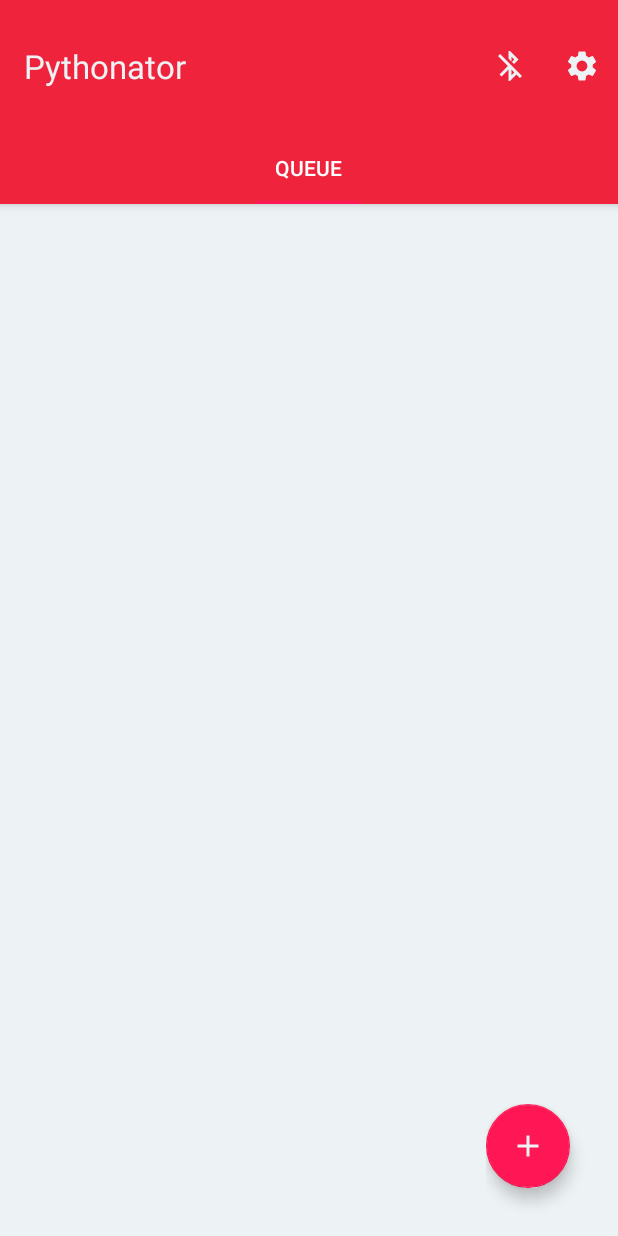
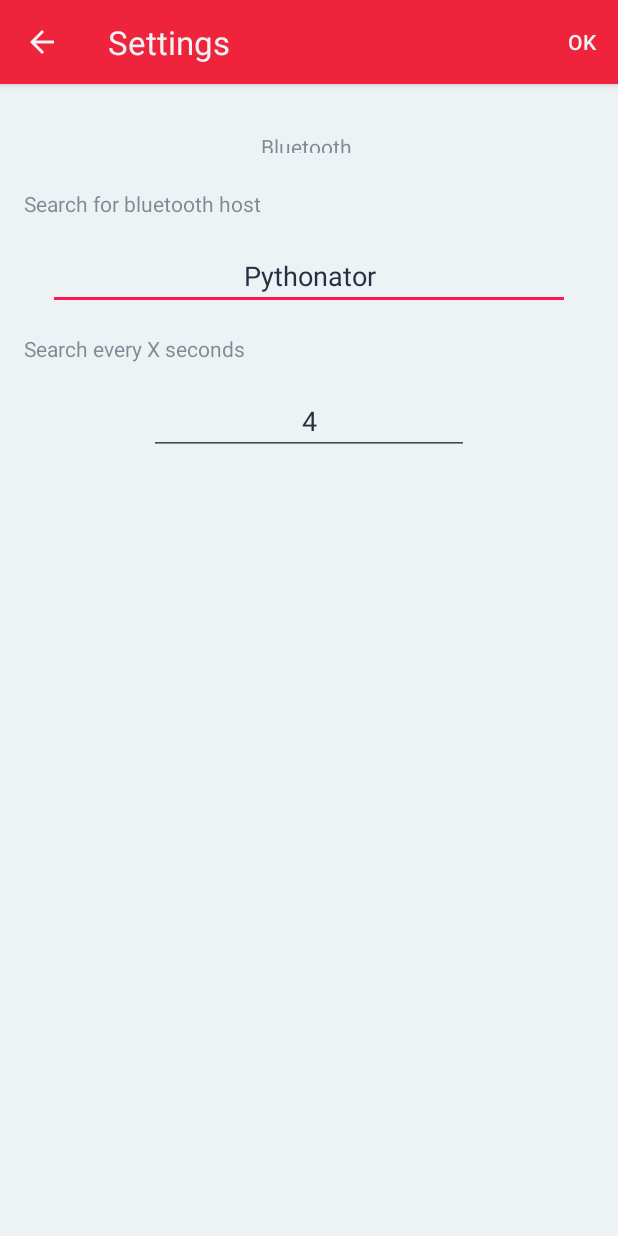
Before and after one commit to Sebastiaan-Alvarez-Rodriguez/Pythonator, an Android app: the screen it shows after launch (MainActivity before the commit, SettingsActivity after it), after a tap on "settings", on a phone screen of 412 x 824 dp. Run offline under Robolectric (Android 15) with nearby library versions, the phone set to English and light mode, and no system bars.

Commit message:
Added UI logic for icon for 'host not in range'. Created settingsActivity

```diff
--- a/app/app/src/main/AndroidManifest.xml
+++ b/app/app/src/main/AndroidManifest.xml
@@ -26,6 +26,7 @@
                 <category android:name="android.intent.category.LAUNCHER" />
             </intent-filter>
         </activity>
+        <activity android:name=".ui.settings.SettingsActivity" />
     </application>
 
 </manifest>
--- a/app/app/src/main/java/com/python/pythonator/backend/bluetooth/connectListener.java
+++ b/app/app/src/main/java/com/python/pythonator/backend/bluetooth/connectListener.java
@@ -1,8 +1,29 @@
 package com.python.pythonator.backend.bluetooth;
 
 public interface connectListener {
+
+    /**
+     * Called when bluetooth is off
+     */
     void noBluetooth();
+
+    /**
+     * Called when bluetooth host is not found
+     */
+    void notFound();
+
+    /**
+     * Called when connection failed, even though bluetooth is on and the device is found
+     */
+    void notConnected();
+
+    /**
+     * Called when established connection with bluetooth host
+     */
     void isConnected();
+
+    /**
+     * Called when working on connection
+     */
     void isPending();
-    void notConnected();
 }
--- a/app/app/src/main/java/com/python/pythonator/ui/main/MainActivity.java
+++ b/app/app/src/main/java/com/python/pythonator/ui/main/MainActivity.java
@@ -18,6 +18,7 @@ import com.python.pythonator.R;
 import com.python.pythonator.backend.bluetooth.BluetoothServer;
 import com.python.pythonator.backend.bluetooth.connectListener;
 import com.python.pythonator.ui.main.view.SectionsPagerAdapter;
+import com.python.pythonator.ui.settings.SettingsActivity;
 
 public class MainActivity extends AppCompatActivity implements TabLayout.OnTabSelectedListener, connectListener {
     private View view;
@@ -62,8 +63,8 @@ public class MainActivity extends AppCompatActivity implements TabLayout.OnTabSe
     public boolean onOptionsItemSelected(MenuItem item) {
         switch (item.getItemId()) {
             case R.id.main_menu_settings:
-//                intent = new Intent(this, SettingsActivity.class);
-//                startActivity(intent);
+                Intent intent = new Intent(this, SettingsActivity.class);
+                startActivity(intent);
                 break;
             case R.id.main_menu_bluetooth:
                 break;
@@ -98,6 +99,16 @@ public class MainActivity extends AppCompatActivity implements TabLayout.OnTabSe
     }
 
     @Override
+    public void notFound() {
+        runOnUiThread(() -> bluetooth_search.setIcon(R.drawable.ic_out_of_range));
+    }
+
+    @Override
+    public void notConnected() {
+        runOnUiThread(() -> bluetooth_search.setIcon(R.drawable.ic_bluetooth_disabled));
+    }
+
+    @Override
     public void isConnected() {
         runOnUiThread(() -> bluetooth_search.setIcon(R.drawable.ic_bluetooth_connected));
     }
@@ -105,11 +116,6 @@ public class MainActivity extends AppCompatActivity implements TabLayout.OnTabSe
     @Override
     public void isPending() {
         runOnUiThread(() -> bluetooth_search.setIcon(R.drawable.ic_bluetooth_searching));
-    }
-
-    @Override
-    public void notConnected() {
-        runOnUiThread(() -> bluetooth_search.setIcon(R.drawable.ic_bluetooth_disabled));
     }
 
     @Override
--- /dev/null
+++ b/app/app/src/main/java/com/python/pythonator/ui/settings/SettingsActivity.java
@@ -0,0 +1,100 @@
+package com.python.pythonator.ui.settings;
+
+import android.content.SharedPreferences;
+import android.graphics.PorterDuff;
+import android.graphics.drawable.Drawable;
+import android.os.Bundle;
+import android.preference.PreferenceManager;
+import android.view.Menu;
+import android.view.MenuItem;
+import android.widget.EditText;
+
+import androidx.annotation.Nullable;
+import androidx.appcompat.app.ActionBar;
+import androidx.appcompat.app.AppCompatActivity;
+import androidx.appcompat.widget.Toolbar;
+
+import com.python.pythonator.R;
+
+public class SettingsActivity extends AppCompatActivity {
+    private EditText bluetooth_host, bluetooth_search;
+    private SharedPreferences preferences;
+
+    @Override
+    protected void onCreate(@Nullable Bundle savedInstanceState) {
+        super.onCreate(savedInstanceState);
+        setContentView(R.layout.activity_settings);
+        findGlobalViews();
+        setupActionBar();
+        setValues();
+    }
+
+    private void findGlobalViews() {
+        bluetooth_host = findViewById(R.id.settings_bluetooth_host);
+        bluetooth_search = findViewById(R.id.settings_bluetooth_search);
+    }
+
+    private void setValues() {
+        preferences = PreferenceManager.getDefaultSharedPreferences(this);
+
+        String bluetooth_hostname = preferences.getString("bluetooth_host", "Pythonator");
+        bluetooth_host.setText(bluetooth_hostname);
+        int bluetooth_search_secs = preferences.getInt("bluetooth_search", 4);
+        bluetooth_search.setText(String.valueOf(bluetooth_search_secs));
+    }
+
+    private void setupActionBar() {
+        Toolbar myToolbar = findViewById(R.id.settings_toolbar);
+        setSupportActionBar(myToolbar);
+
+        ActionBar actionbar = getSupportActionBar();
+        if (actionbar != null) {
+            actionbar.setTitle("Settings");
+            actionbar.setDisplayHomeAsUpEnabled(true);
+            Drawable icon = myToolbar.getNavigationIcon();
+            if (icon != null) {
+                icon.setColorFilter(getResources().getColor(R.color.colorWindowBackground, null), PorterDuff.Mode.SRC_IN);
+                myToolbar.setNavigationIcon(icon);
+            }
+        }
+    }
+
+    private boolean checkValues() {
+        String new_host = bluetooth_host.getText().toString();
+        int new_time = Integer.parseInt(bluetooth_search.getText().toString());
+
+        if (new_host.length() == 0)
+            return false;
+
+        return new_time >= 2;
+    }
+
+    @Override
+    public boolean onOptionsItemSelected(MenuItem item) {
+        switch (item.getItemId()) {
+            case android.R.id.home:
+                finish();
+                break;
+            case R.id.menu_ok:
+                if (checkValues()) {
+                    String new_host = bluetooth_host.getText().toString();
+                    int new_time = Integer.parseInt(bluetooth_search.getText().toString());
+
+                    SharedPreferences.Editor editor = preferences.edit();
+
+                    editor.putString("bluetooth_host", new_host);
+                    editor.putInt("bluetooth_search", new_time);
+                    editor.apply();
+                    finish();
+                }
+                break;
+        }
+        return super.onOptionsItemSelected(item);
+    }
+
+    @Override
+    public boolean onCreateOptionsMenu(Menu menu) {
+        getMenuInflater().inflate(R.menu.menu_ok, menu);
+        return true;
+    }
+}
--- /dev/null
+++ b/app/app/src/main/res/drawable/ic_out_of_range.xml
@@ -0,0 +1,10 @@
+<vector xmlns:android="http://schemas.android.com/apk/res/android"
+    android:width="24dp"
+    android:height="24dp"
+    android:viewportWidth="24.0"
+    android:viewportHeight="24.0"
+    android:tint="@color/colorWindowBackground">
+    <path
+        android:fillColor="#FF000000"
+        android:pathData="M17.56,14.24c0.28,-0.69 0.44,-1.45 0.44,-2.24 0,-3.31 -2.69,-6 -6,-6 -0.79,0 -1.55,0.16 -2.24,0.44l1.62,1.62c0.2,-0.03 0.41,-0.06 0.62,-0.06 2.21,0 4,1.79 4,4 0,0.21 -0.02,0.42 -0.05,0.63l1.61,1.61zM12,4c4.42,0 8,3.58 8,8 0,1.35 -0.35,2.62 -0.95,3.74l1.47,1.47C21.46,15.69 22,13.91 22,12c0,-5.52 -4.48,-10 -10,-10 -1.91,0 -3.69,0.55 -5.21,1.47l1.46,1.46C9.37,4.34 10.65,4 12,4zM3.27,2.5L2,3.77l2.1,2.1C2.79,7.57 2,9.69 2,12c0,3.7 2.01,6.92 4.99,8.65l1,-1.73C5.61,17.53 4,14.96 4,12c0,-1.76 0.57,-3.38 1.53,-4.69l1.43,1.44C6.36,9.68 6,10.8 6,12c0,2.22 1.21,4.15 3,5.19l1,-1.74c-1.19,-0.7 -2,-1.97 -2,-3.45 0,-0.65 0.17,-1.25 0.44,-1.79l1.58,1.58L10,12c0,1.1 0.9,2 2,2l0.21,-0.02 0.01,0.01 7.51,7.51L21,20.23 4.27,3.5l-1,-1z"/>
+</vector>
--- /dev/null
+++ b/app/app/src/main/res/layout/activity_settings.xml
@@ -0,0 +1,77 @@
+<?xml version="1.0" encoding="utf-8"?>
+<androidx.constraintlayout.widget.ConstraintLayout
+    xmlns:android="http://schemas.android.com/apk/res/android"
+    xmlns:app="http://schemas.android.com/apk/res-auto"
+    xmlns:tools="http://schemas.android.com/tools"
+    android:layout_width="match_parent"
+    android:layout_height="match_parent">
+
+    <androidx.appcompat.widget.Toolbar
+        android:id="@+id/settings_toolbar"
+        android:layout_width="match_parent"
+        android:layout_height="?attr/actionBarSize"
+        android:background="?attr/colorPrimary"
+        android:elevation="4dp"
+        android:theme="@style/ThemeOverlay.AppCompat.ActionBar"
+        app:layout_constraintTop_toTopOf="parent"
+        app:popupTheme="@style/ThemeOverlay.AppCompat.Light" />
+
+    <TextView
+        android:id="@+id/settings_text1"
+        android:layout_width="64dp"
+        android:layout_height="14dp"
+        android:layout_marginTop="32dp"
+        android:text="Bluetooth"
+        app:layout_constraintEnd_toEndOf="parent"
+        app:layout_constraintStart_toStartOf="parent"
+        app:layout_constraintTop_toBottomOf="@+id/settings_toolbar" />
+
+    <TextView
+        android:id="@+id/settings_text2"
+        android:layout_width="wrap_content"
+        android:layout_height="wrap_content"
+        android:layout_marginStart="16dp"
+        android:layout_marginTop="24dp"
+        android:text="Search for bluetooth host"
+        app:layout_constraintStart_toStartOf="parent"
+        app:layout_constraintTop_toBottomOf="@+id/settings_text1" />
+
+    <EditText
+        android:id="@+id/settings_bluetooth_host"
+        android:layout_width="0dp"
+        android:layout_height="wrap_content"
+        android:layout_marginStart="32dp"
+        android:layout_marginTop="16dp"
+        android:layout_marginEnd="32dp"
+        android:ems="10"
+        android:inputType="text"
+        android:textAlignment="center"
+        app:layout_constraintEnd_toEndOf="parent"
+        app:layout_constraintStart_toStartOf="parent"
+        app:layout_constraintTop_toBottomOf="@+id/settings_text2"
+        tools:text="Pythonator" />
+
+    <TextView
+        android:id="@+id/settings_text3"
+        android:layout_width="wrap_content"
+        android:layout_height="wrap_content"
+        android:layout_marginStart="16dp"
+        android:layout_marginTop="16dp"
+        android:text="Search every X seconds"
+        app:layout_constraintStart_toStartOf="parent"
+        app:layout_constraintTop_toBottomOf="@+id/settings_bluetooth_host" />
+
+    <EditText
+        android:id="@+id/settings_bluetooth_search"
+        android:layout_width="wrap_content"
+        android:layout_height="wrap_content"
+        android:layout_marginTop="16dp"
+        android:ems="10"
+        android:inputType="number"
+        android:textAlignment="center"
+        app:layout_constraintEnd_toEndOf="parent"
+        app:layout_constraintStart_toStartOf="parent"
+        app:layout_constraintTop_toBottomOf="@+id/settings_text3"
+        tools:text="4" />
+
+</androidx.constraintlayout.widget.ConstraintLayout>
--- /dev/null
+++ b/app/app/src/main/res/menu/menu_ok.xml
@@ -0,0 +1,7 @@
+<?xml version="1.0" encoding="utf-8"?>
+<menu xmlns:android="http://schemas.android.com/apk/res/android"
+    xmlns:app="http://schemas.android.com/apk/res-auto">
+    <item android:id="@+id/menu_ok"
+        android:title="OK"
+        app:showAsAction="always"/>
+</menu>
```
Also changed, not shown: app/app/src/main/java/com/python/pythonator/backend/bluetooth/BluetoothServer.java (+19 -13 lines), app/app/src/main/java/com/python/pythonator/util/ThreadUtil.java (added, +14 -0 lines).
